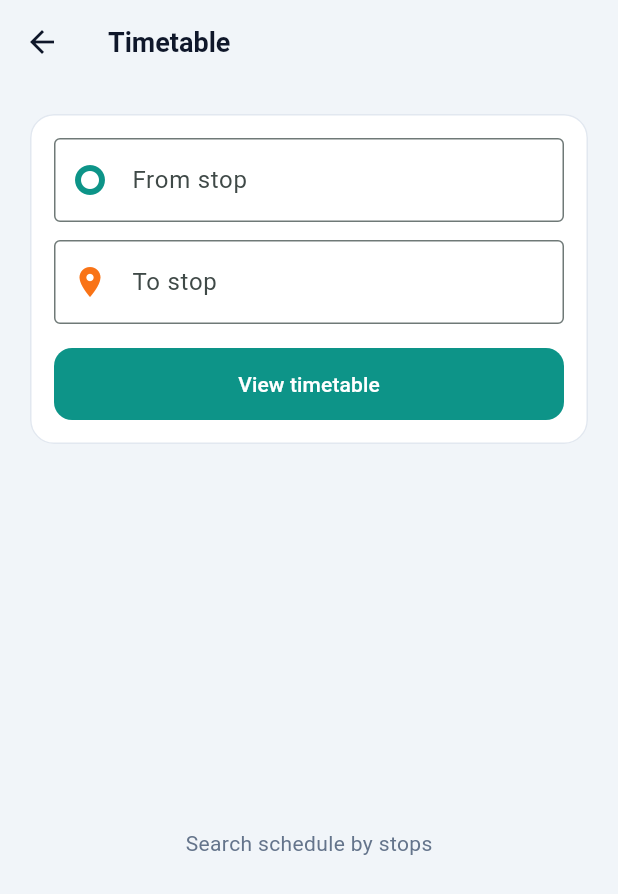
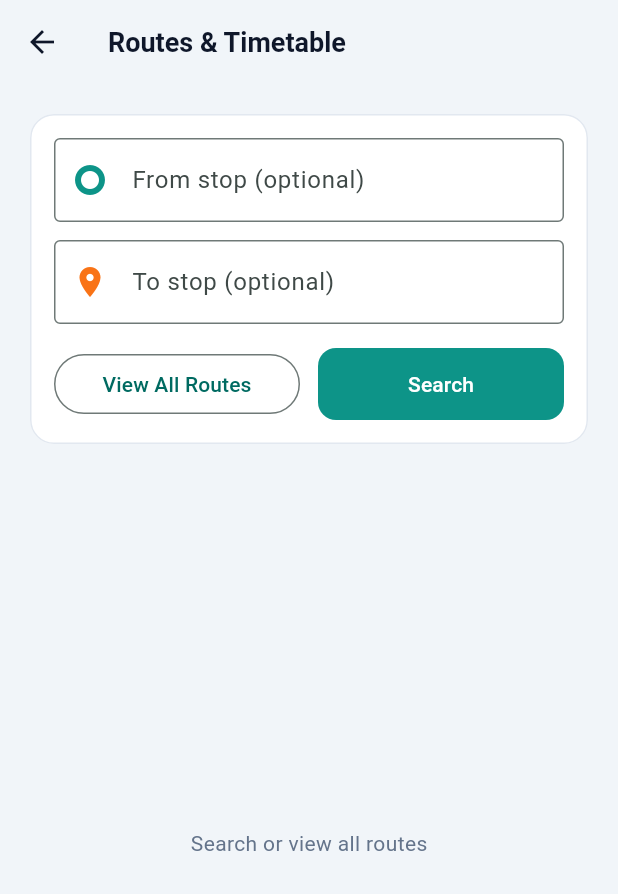
Before and after one commit to meetbhai78/botad-bus-tracker, a Flutter app: the TimetableScreen screen opened directly, on a phone screen of 412 x 824 dp. Shown: the top 894 px of the screen. Run offline on Flutter 3.47's test engine with Material 3 defaults, Android fonts, the phone set to English and light mode, and no system bars; our stand-ins replace flutter_map, geolocator, latlong2, qr_flutter, shared_preferences, socket_io_client; missing offline and left inert: mobile_scanner; accounts and stored records are empty; network calls fail.

Commit message:
Rewrite TimetableScreen to use routes API, fix stop search logic, and add View All button

```diff
--- a/passenger-app/lib/screens/timetable_screen.dart
+++ b/passenger-app/lib/screens/timetable_screen.dart
@@ -28,29 +28,41 @@ class _TimetableScreenState extends State<TimetableScreen> {
     }
   }
 
-  Future<void> _fetchTimetable() async {
-    if (_fromController.text.isEmpty || _toController.text.isEmpty) {
-      ScaffoldMessenger.of(context).showSnackBar(
-        const SnackBar(content: Text('Please enter both From and To stops.')),
-      );
-      return;
-    }
-
+  Future<void> _fetchRoutes({bool viewAll = false}) async {
     setState(() {
       isLoading = true;
       hasSearched = true;
     });
 
     try {
-      final fromQuery = Uri.encodeComponent(_fromController.text.trim());
-      final toQuery = Uri.encodeComponent(_toController.text.trim());
-      final response = await http.get(
-        Uri.parse('$apiBaseUrl/api/timetable/search?from=$fromQuery&to=$toQuery'),
-      );
+      final response = await http.get(Uri.parse('$apiBaseUrl/api/routes'));
 
       if (response.statusCode == 200) {
         final data = jsonDecode(response.body);
-        setState(() => timetableList = data['timetables'] ?? []);
+        List<dynamic> routes = data['routes'] ?? [];
+
+        if (!viewAll && (_fromController.text.isNotEmpty || _toController.text.isNotEmpty)) {
+          final fromText = _fromController.text.trim().toLowerCase();
+          final toText = _toController.text.trim().toLowerCase();
+
+          routes = routes.where((r) {
+            final stops = r['stops'] as List<dynamic>? ?? [];
+            int fromIdx = -1;
+            int toIdx = -1;
+
+            for (int i = 0; i < stops.length; i++) {
+              final stopName = stops[i]['name'].toString().toLowerCase();
+              if (fromText.isNotEmpty && stopName.contains(fromText)) fromIdx = i;
+              if (toText.isNotEmpty && stopName.contains(toText)) toIdx = i;
+            }
+
+            if (fromText.isNotEmpty && toText.isNotEmpty) return fromIdx != -1 && toIdx != -1 && fromIdx < toIdx;
+            if (fromText.isNotEmpty) return fromIdx != -1;
+            if (toText.isNotEmpty) return toIdx != -1;
+            return false;
+          }).toList();
+        }
+        setState(() => timetableList = routes);
       } else {
         setState(() => timetableList = []);
       }
@@ -66,7 +78,7 @@ class _TimetableScreenState extends State<TimetableScreen> {
   @override
   Widget build(BuildContext context) {
     return Scaffold(
-      appBar: AppBar(title: const Text('Timetable')),
+      appBar: AppBar(title: const Text('Routes & Timetable')),
       body: Padding(
         padding: const EdgeInsets.all(16.0),
         child: Column(
@@ -79,7 +91,7 @@ class _TimetableScreenState extends State<TimetableScreen> {
                     TextField(
                       controller: _fromController,
                       decoration: const InputDecoration(
-                        labelText: 'From stop',
+                        labelText: 'From stop (optional)',
                         prefixIcon: Icon(Icons.trip_origin, color: AppColors.primary),
                         border: OutlineInputBorder(),
                       ),
@@ -88,24 +100,34 @@ class _TimetableScreenState extends State<TimetableScreen> {
                     TextField(
                       controller: _toController,
                       decoration: const InputDecoration(
-                        labelText: 'To stop',
+                        labelText: 'To stop (optional)',
                         prefixIcon: Icon(Icons.place, color: AppColors.accent),
                         border: OutlineInputBorder(),
                       ),
                     ),
                     const SizedBox(height: 16),
-                    SizedBox(
-                      width: double.infinity,
+                    Row(
+                      children: [
+                        Expanded(
+                          child: OutlinedButton(
+                            onPressed: isLoading ? null : () => _fetchRoutes(viewAll: true),
+                            child: const Text('View All Routes'),
+                          ),
+                        ),
+                        const SizedBox(width: 12),
+                        Expanded(
                           child: FilledButton(
-                        onPressed: isLoading ? null : _fetchTimetable,
+                            onPressed: isLoading ? null : () => _fetchRoutes(viewAll: false),
                             child: isLoading
                                 ? const SizedBox(
                                     width: 22,
                                     height: 22,
                                     child: CircularProgressIndicator(color: Colors.white, strokeWidth: 2),
                                   )
-                            : const Text('View timetable'),
+                                : const Text('Search'),
                           ),
+                        ),
+                      ],
                     ),
                   ],
                 ),
@@ -114,28 +136,32 @@ class _TimetableScreenState extends State<TimetableScreen> {
             const SizedBox(height: 16),
             Expanded(
               child: !hasSearched
-                  ? const Center(child: Text('Search schedule by stops', style: TextStyle(color: AppColors.textSecondary)))
+                  ? const Center(child: Text('Search or view all routes', style: TextStyle(color: AppColors.textSecondary)))
                   : timetableList.isEmpty
-                      ? const Center(child: Text('No timetable found for this route.'))
+                      ? const Center(child: Text('No routes found.'))
                       : ListView.builder(
                           itemCount: timetableList.length,
                           itemBuilder: (context, index) {
-                            final entry = timetableList[index];
-                            final route = entry['route'];
+                            final route = timetableList[index];
+                            final stops = route['stops'] as List<dynamic>? ?? [];
+                            final distance = route['totalDistance'] ?? 0;
+                            final time = route['totalTime'] ?? 0;
+
                             return Card(
                               child: ExpansionTile(
-                                leading: const CircleAvatar(child: Icon(Icons.schedule)),
+                                leading: const CircleAvatar(child: Icon(Icons.route)),
                                 title: Text(
-                                  '${entry['departureTime']} — ${route?['routeName'] ?? 'Route'}',
+                                  route['routeName'] ?? 'Unknown Route',
                                   style: const TextStyle(fontWeight: FontWeight.w600),
                                 ),
-                                subtitle: Text(entry['direction']?.toString() ?? route?['routeNumber'] ?? ''),
-                                children: (entry['schedule'] as List<dynamic>? ?? [])
+                                subtitle: Text('${route['routeNumber']} • $distance km • ~${time} mins'),
+                                children: stops
                                     .map(
                                       (s) => ListTile(
                                         dense: true,
-                                        title: Text(s['stopName']?.toString() ?? ''),
-                                        trailing: Text(s['arrivalTime']?.toString() ?? ''),
+                                        leading: const Icon(Icons.location_on, size: 16, color: Colors.grey),
+                                        title: Text(s['name']?.toString() ?? ''),
+                                        trailing: Text('+${s['estimatedTime'] ?? 0} min'),
                                       ),
                                     )
                                     .toList(),
```
Lines whose indentation alone changed are shown as unchanged.
